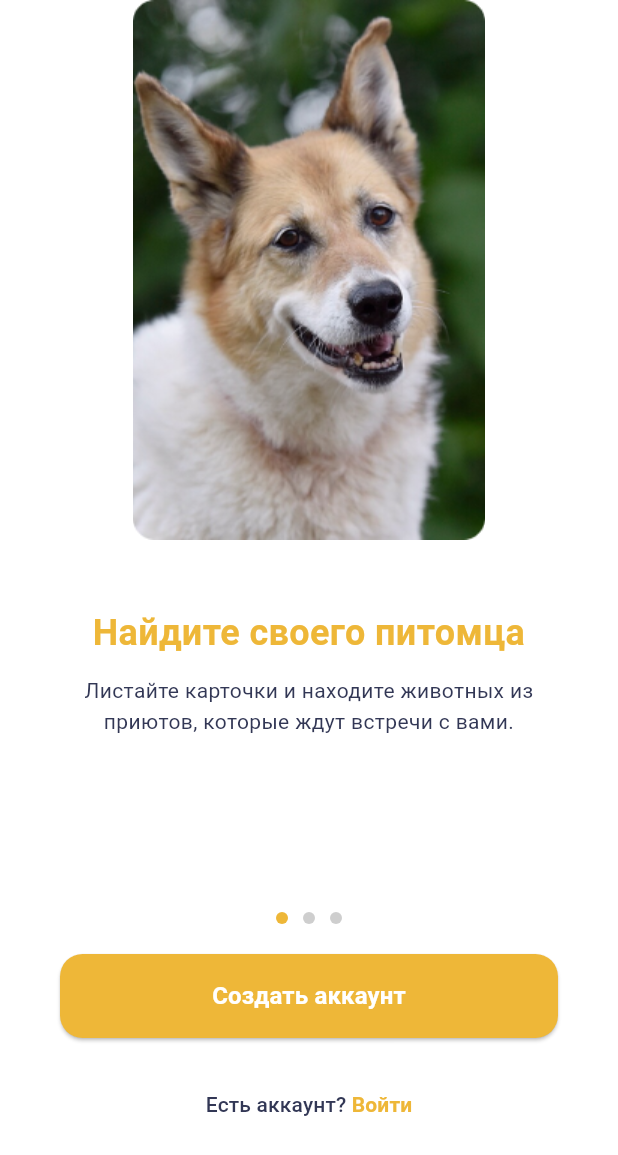
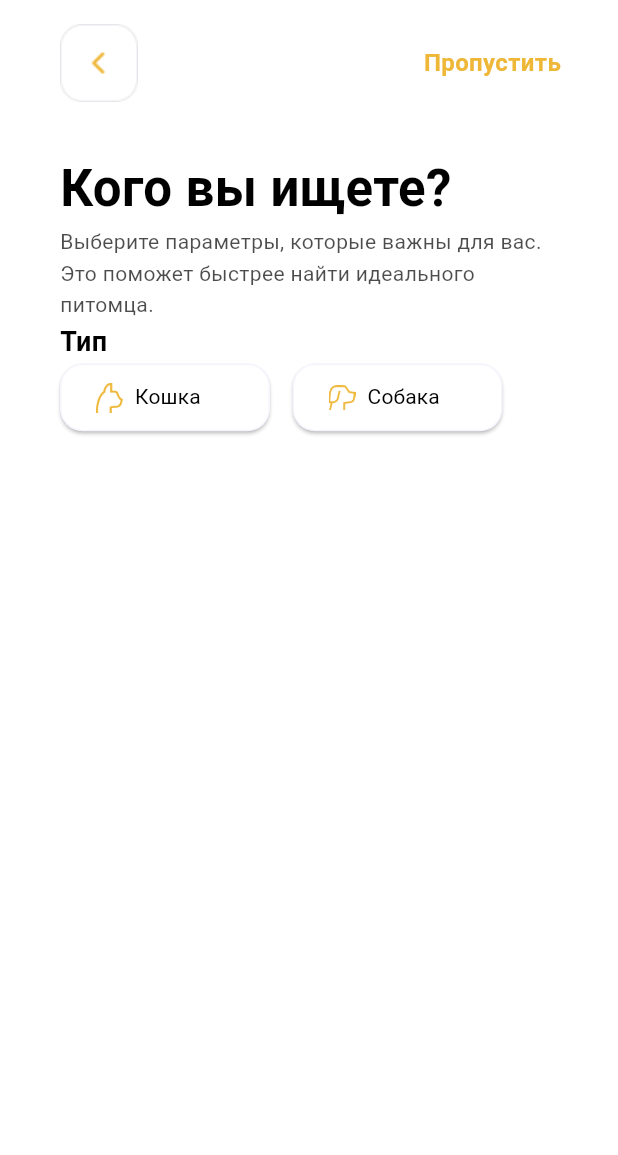
Before and after one commit to warja256/PawPick, a Flutter app: the screen it shows after launch, on a phone screen of 412 x 824 dp. Shown: the top 1155 px of the screen. Run offline on Flutter 3.47's test engine with Material 3 defaults, Android fonts, the phone set to English and light mode, and no system bars.

Commit message:
Сделаны поля для экрана Фильтров: Заголовок, тектс, поле - Тип и две кнопки для выбора - Собака/Кошка

```diff
--- a/lib/auth/sign_in.dart
+++ b/lib/auth/sign_in.dart
@@ -5,7 +5,7 @@ class AuthScreen extends StatelessWidget {
 
   @override
   Widget build(BuildContext context) {
-    return Scaffold(
+    return const Scaffold(
       body: Center(
         child: Text(
           'Войдите в свой аккаунт',
--- /dev/null
+++ b/lib/filters/filters.dart
@@ -0,0 +1,222 @@
+import 'package:flutter/material.dart';
+
+class Filters extends StatefulWidget {
+  const Filters({super.key});
+
+  @override
+  _FiltersState createState() => _FiltersState();
+}
+
+class _FiltersState extends State<Filters> {
+  // Переменные для хранения текущего состояния цвета кнопки и текста
+  Color buttonColor = Colors.white;
+  Color buttonColorDog = Colors.white;
+  Color textColor = const Color(0xFF000000);
+  Color textColorDog = const Color(0xFF000000);
+  FontWeight textWeight = FontWeight.normal;
+  FontWeight textWeightDog = FontWeight.normal;
+  String imgCatPath = 'assets/filters_pics/cat_icon_yellow.png';
+  String imgDogPath = 'assets/filters_pics/dog_icon_yellow.png';
+  @override
+  Widget build(BuildContext context) {
+    return Scaffold(
+      body: SafeArea(
+        // Учитывает безопасную область
+        child: Container(
+          child: Column(
+            children: [
+              Padding(
+                padding: const EdgeInsets.only(
+                    left: 40,
+                    right: 38,
+                    top: 16), // Минимальный top, SafeArea добавит остальное
+                child: Row(
+                  mainAxisAlignment: MainAxisAlignment.spaceBetween,
+                  children: [
+                    Image.asset(
+                      'assets/btn_back.png',
+                      height: 52,
+                      width: 52,
+                      fit: BoxFit.contain,
+                    ),
+                    Text(
+                      "Пропустить",
+                      style: TextStyle(
+                        fontSize: 16,
+                        fontWeight: FontWeight.bold,
+                        color: Theme.of(context).primaryColor,
+                        height: 1.5,
+                      ),
+                    ),
+                  ],
+                ),
+              ),
+              const SizedBox(height: 32), // Отступ между Row и Column
+              Padding(
+                padding: const EdgeInsets.only(left: 40, right: 40),
+                child: Column(
+                  crossAxisAlignment:
+                      CrossAxisAlignment.start, // Выравнивание в Column
+                  children: [
+                    const Text(
+                      "Кого вы ищете?",
+                      style: TextStyle(
+                        color: Colors.black,
+                        fontSize: 34,
+                        fontWeight: FontWeight.bold,
+                        height: 1.5,
+                      ),
+                    ),
+                    Text(
+                      "Выберите параметры, которые важны для вас. Это поможет быстрее найти идеального питомца.",
+                      style: TextStyle(
+                        color: const Color(0xFF000000).withOpacity(0.7),
+                        fontSize: 14,
+                        height: 1.5,
+                      ),
+                    ),
+                  ],
+                ),
+              ),
+              Padding(
+                padding: const EdgeInsets.only(left: 40, right: 40),
+                child: Column(
+                  crossAxisAlignment: CrossAxisAlignment.start,
+                  children: [
+                    const Text(
+                      "Тип",
+                      style: TextStyle(
+                        color: Color(0xFF000000),
+                        fontWeight: FontWeight.bold,
+                        fontSize: 18,
+                        height: 1.5,
+                      ),
+                    ),
+                    Row(
+                      children: [
+                        ElevatedButton(
+                          onPressed: () {
+                            setState(() {
+                              // Меняем цвет кнопки и текста при нажатии
+                              buttonColor = buttonColor == Colors.white
+                                  ? Theme.of(context).primaryColor
+                                  : Colors.white;
+                              textColor = textColor == const Color(0xFF000000)
+                                  ? Colors.white
+                                  : const Color(0xFF000000);
+                              textWeight = textWeight == FontWeight.normal
+                                  ? FontWeight.bold
+                                  : FontWeight.normal;
+                              imgCatPath = imgCatPath ==
+                                      'assets/filters_pics/cat_icon_yellow.png'
+                                  ? 'assets/filters_pics/cat_icon_white.png'
+                                  : 'assets/filters_pics/cat_icon_yellow.png';
+                            });
+                          },
+                          style: ButtonStyle(
+                            backgroundColor:
+                                WidgetStateProperty.all(buttonColor),
+                            fixedSize:
+                                WidgetStateProperty.all(const Size(140, 45)),
+                            side: WidgetStateProperty.all(const BorderSide(
+                              color: Color(0x0f575CEE), // Цвет границы
+                              width: 1, // Толщина границы
+                            )),
+                            shape:
+                                WidgetStateProperty.all(RoundedRectangleBorder(
+                              borderRadius: BorderRadius.circular(
+                                  15), // Радиус скругления
+                            )),
+                          ),
+                          child: Row(
+                            children: [
+                              Image.asset(
+                                imgCatPath,
+                                height: 20,
+                                width: 18,
+                                fit: BoxFit.contain,
+                              ),
+                              const SizedBox(width: 8),
+                              Text(
+                                'Кошка',
+                                style: TextStyle(
+                                  color: textColor,
+                                  fontSize: 14,
+                                  height: 1.5,
+                                  fontWeight: textWeight,
+                                ),
+                              ),
+                            ],
+                          ),
+                        ),
+                        SizedBox(
+                          width: 15,
+                        ),
+                        ElevatedButton(
+                          onPressed: () {
+                            setState(() {
+                              // Меняем цвет кнопки и текста при нажатии
+                              buttonColorDog = buttonColorDog == Colors.white
+                                  ? Theme.of(context).primaryColor
+                                  : Colors.white;
+                              textColorDog =
+                                  textColorDog == const Color(0xFF000000)
+                                      ? Colors.white
+                                      : const Color(0xFF000000);
+                              textWeightDog = textWeightDog == FontWeight.normal
+                                  ? FontWeight.bold
+                                  : FontWeight.normal;
+                              imgDogPath = imgDogPath ==
+                                      'assets/filters_pics/dog_icon_yellow.png'
+                                  ? 'assets/filters_pics/dog_icon_white.png'
+                                  : 'assets/filters_pics/dog_icon_yellow.png';
+                            });
+                          },
+                          style: ButtonStyle(
+                            backgroundColor:
+                                WidgetStateProperty.all(buttonColorDog),
+                            fixedSize:
+                                WidgetStateProperty.all(const Size(140, 45)),
+                            side: WidgetStateProperty.all(const BorderSide(
+                              color: Color(0x0f575CEE), // Цвет границы
+                              width: 1, // Толщина границы
+                            )),
+                            shape:
+                                WidgetStateProperty.all(RoundedRectangleBorder(
+                              borderRadius: BorderRadius.circular(
+                                  15), // Радиус скругления
+                            )),
+                          ),
+                          child: Row(
+                            children: [
+                              Image.asset(
+                                imgDogPath,
+                                height: 20,
+                                width: 18,
+                                fit: BoxFit.contain,
+                              ),
+                              const SizedBox(width: 8),
+                              Text(
+                                'Собака',
+                                style: TextStyle(
+                                  color: textColorDog,
+                                  fontSize: 14,
+                                  height: 1.5,
+                                  fontWeight: textWeightDog,
+                                ),
+                              ),
+                            ],
+                          ),
+                        ),
+                      ],
+                    ),
+                  ],
+                ),
+              )
+            ],
+          ),
+        ),
+      ),
+    );
+  }
+}
--- a/lib/main.dart
+++ b/lib/main.dart
@@ -1,7 +1,7 @@
 import 'package:flutter/material.dart';
-import 'onboarding/onboarding.dart';
 import 'auth/sign_in.dart';
 import 'theme/theme.dart';
+import 'filters/filters.dart';
 
 void main() {
   runApp(const MyApp());
@@ -28,7 +28,7 @@ class FirstLaunchScreen extends StatelessWidget {
     bool isFirstLaunch = true;
 
     if (isFirstLaunch) {
-      return const OnboardingScreen();
+      return const Filters();
     } else {
       return const AuthScreen();
     }
--- a/lib/onboarding/onboarding.dart
+++ b/lib/onboarding/onboarding.dart
@@ -4,7 +4,6 @@ import 'onboarding2.dart';
 import 'onboarding3.dart';
 import '../auth/sign_in.dart';
 import '../registration/registration_1.dart';
-import '../theme/theme.dart';
 
 class OnboardingScreen extends StatefulWidget {
   const OnboardingScreen({super.key});
--- a/lib/onboarding/onboarding1.dart
+++ b/lib/onboarding/onboarding1.dart
@@ -26,7 +26,7 @@ class Onboarding1 extends StatelessWidget {
         ),
         const SizedBox(height: 10),
         Padding(
-          padding: EdgeInsets.symmetric(horizontal: 40),
+          padding: const EdgeInsets.symmetric(horizontal: 40),
           child: Text(
             "Листайте карточки и находите животных из приютов, которые ждут встречи с вами.",
             style: TextStyle(
--- a/lib/onboarding/onboarding2.dart
+++ b/lib/onboarding/onboarding2.dart
@@ -26,7 +26,7 @@ class Onboarding2 extends StatelessWidget {
         ),
         const SizedBox(height: 10),
         Padding(
-          padding: EdgeInsets.symmetric(horizontal: 40),
+          padding: const EdgeInsets.symmetric(horizontal: 40),
           child: Text(
             "Выберите возраст, размер и другие параметры, чтобы быстрее найти идеального питомца.",
             style: TextStyle(
--- a/lib/onboarding/onboarding3.dart
+++ b/lib/onboarding/onboarding3.dart
@@ -26,7 +26,7 @@ class Onboarding3 extends StatelessWidget {
         ),
         const SizedBox(height: 10),
         Padding(
-          padding: EdgeInsets.symmetric(horizontal: 40),
+          padding: const EdgeInsets.symmetric(horizontal: 40),
           child: Text(
             "Добавляйте животных в избранное, жертвуйте на их содержание и поддерживайте приюты.",
             style: TextStyle(
--- a/lib/registration/registration_1.dart
+++ b/lib/registration/registration_1.dart
@@ -5,7 +5,7 @@ class RegistrationScreen extends StatelessWidget {
 
   @override
   Widget build(BuildContext context) {
-    return Scaffold(
+    return const Scaffold(
       body: Center(
         child: Text(
           'Регистрация',
--- a/pubspec.yaml
+++ b/pubspec.yaml
@@ -25,6 +25,11 @@ flutter:
     - 'assets/dog2.png'
     - 'assets/dog3.png'
     - 'assets/dog1.png'
+    - 'assets/btn_back.png'
+    - assets/filters_pics/cat_icon_white.png
+    - assets/filters_pics/cat_icon_yellow.png
+    - assets/filters_pics/dog_icon_white.png
+    - assets/filters_pics/dog_icon_yellow.png
 
   # An image asset can refer to one or more resolution-specific "variants", see
   # https://flutter.dev/to/resolution-aware-images
```
Also changed, not shown: assets/btn_back.png (added), assets/filters_pics/cat_icon_white.png (added), assets/filters_pics/cat_icon_yellow.png (added), assets/filters_pics/dog_icon_white.png (added), assets/filters_pics/dog_icon_yellow.png (added), pubspec.lock.
